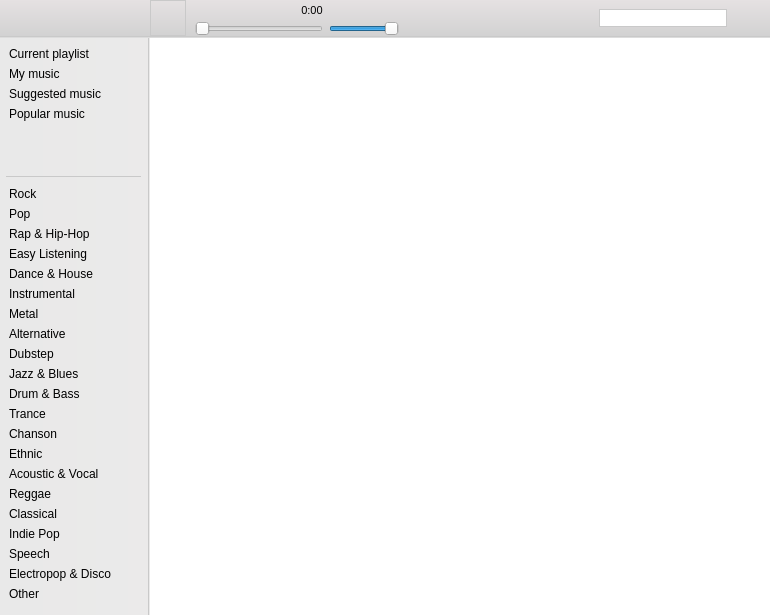
The window that playerwidget.ui (Amixp/flow) describes before a commit, drawn with Qt 5.
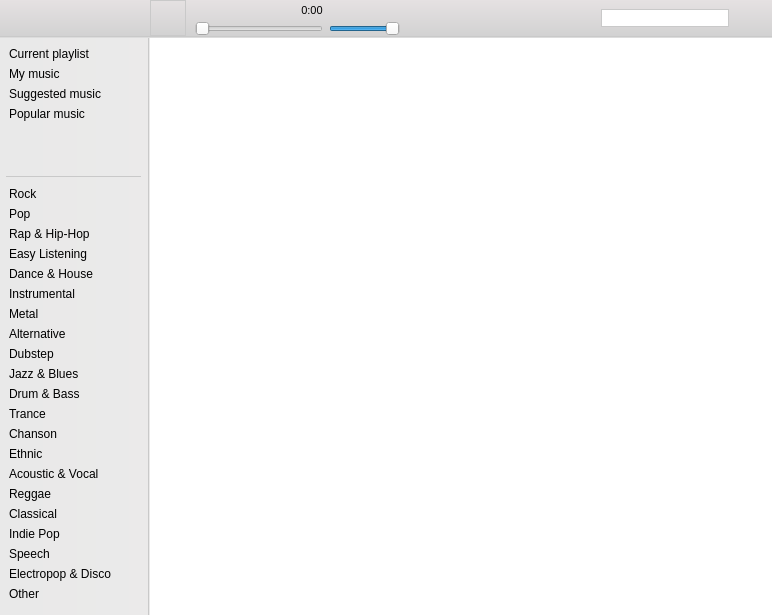
The same window after the commit. Icons and pictures are not drawn. Custom widgets are drawn as their Qt base class.

```diff
--- a/playerwidget.ui
+++ b/playerwidget.ui
@@ -6,7 +6,7 @@
    <rect>
     <x>0</x>
     <y>0</y>
-    <width>770</width>
+    <width>772</width>
     <height>615</height>
    </rect>
   </property>
@@ -552,7 +552,7 @@
         </property>
         <property name="iconSize">
          <size>
-          <width>28</width>
+          <width>20</width>
           <height>20</height>
          </size>
         </property>
```
